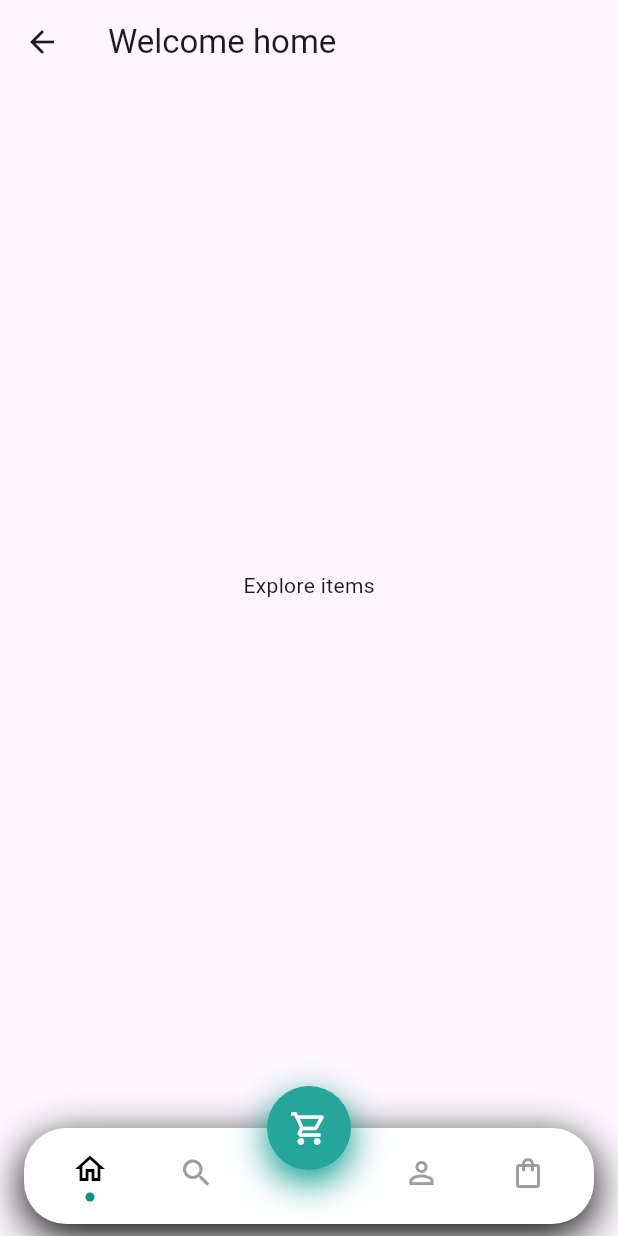
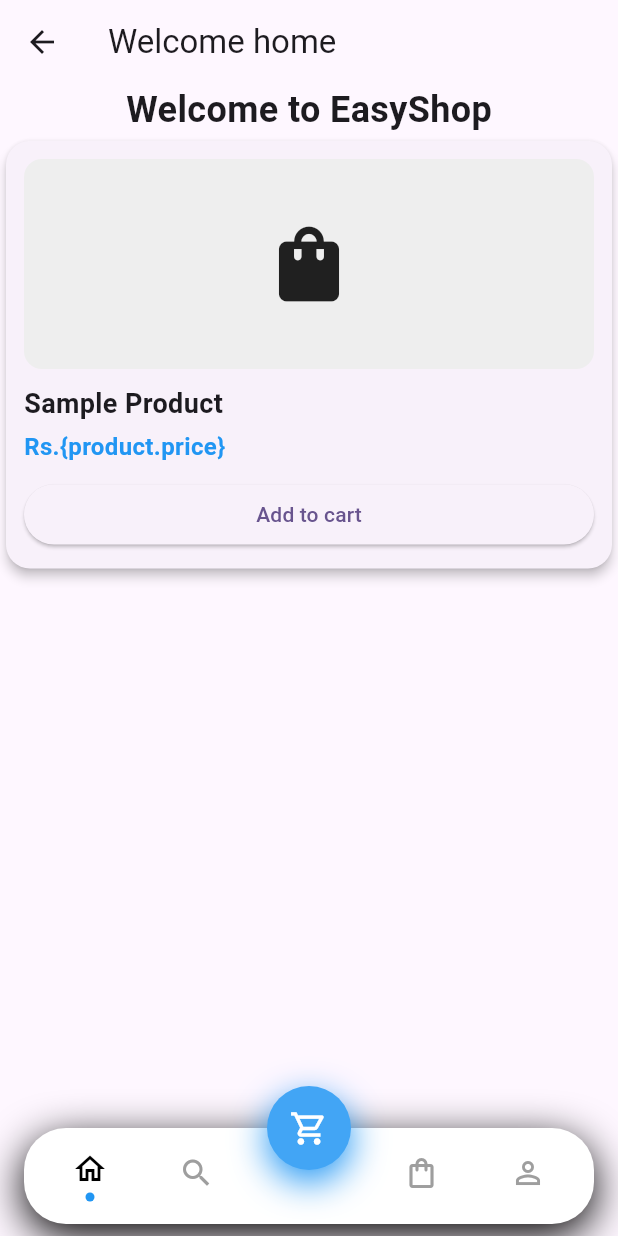
Before and after one commit to madhusudanbhandari/Ecom, a Flutter app: the HomePage screen opened directly, on a phone screen of 412 x 824 dp. Run offline on Flutter 3.47's test engine with Material 3 defaults, Android fonts, the phone set to English and light mode, and no system bars; our stand-ins replace flutter_riverpod.

Commit message:
providers, product card and home page creation

```diff
--- /dev/null
+++ b/Frontend/ecom/lib/Models/cart_item.dart
@@ -0,0 +1,15 @@
+import 'package:ecom/Models/product.dart';
+
+class CartItem {
+  final Product product;
+  final int quantity;
+
+  CartItem({required this.product, required this.quantity});
+
+  CartItem copyWith({Product? product, int? quantity}) {
+    return CartItem(
+      product: product ?? this.product,
+      quantity: quantity ?? this.quantity,
+    );
+  }
+}
--- /dev/null
+++ b/Frontend/ecom/lib/Models/product.dart
@@ -0,0 +1,15 @@
+class Product {
+  final int id;
+  final String name;
+  final double price;
+  final String image;
+  final String category;
+
+  Product({
+    required this.id,
+    required this.name,
+    required this.price,
+    required this.image,
+    required this.category,
+  });
+}
--- a/Frontend/ecom/lib/Pages/home_page.dart
+++ b/Frontend/ecom/lib/Pages/home_page.dart
@@ -1,4 +1,6 @@
+import 'package:ecom/Models/product.dart';
 import 'package:ecom/Widgets/buttom_nav_icons.dart';
+import 'package:ecom/Widgets/product_card.dart';
 import 'package:flutter/material.dart';
 
 class HomePage extends StatefulWidget {
@@ -13,7 +15,26 @@ class _HomePageState extends State<HomePage> {
   Widget build(BuildContext context) {
     return Scaffold(
       appBar: AppBar(title: Text("Welcome home")),
-      body: Center(child: Text("Explore items")),
+      body: Column(
+        children: [
+          Center(
+            child: Text(
+              "Welcome to EasyShop",
+              style: TextStyle(fontSize: 24, fontWeight: FontWeight.bold),
+            ),
+          ),
+
+          ProductCard(
+            product: Product(
+              id: 1,
+              name: "Sample Product",
+              price: 19.99,
+              image: "https://via.placeholder.com/150",
+              category: "Sample Category",
+            ),
+          ),
+        ],
+      ),
       bottomNavigationBar: ButtomNavBar(),
     );
   }
--- /dev/null
+++ b/Frontend/ecom/lib/Providers/cart_provider.dart
@@ -0,0 +1,61 @@
+import 'package:ecom/Models/product.dart';
+import 'package:flutter_riverpod/flutter_riverpod.dart';
+import '../Models/cart_item.dart';
+
+class CartNotifier extends StateNotifier<List<CartItem>> {
+  CartNotifier() : super([]);
+
+  void addProduct(Product product) {
+    final index = state.indexWhere((item) => item.product.id == product.id);
+
+    if (index == -1) {
+      state = [...state, CartItem(product: product, quantity: 1)];
+    } else {
+      final updated = [...state];
+
+      updated[index] = updated[index].copyWith(
+        quantity: updated[index].quantity + 1,
+      );
+      state = updated;
+    }
+  }
+
+  void increaseQuantity(Product product) {
+    final updated = [...state];
+
+    final index = updated.indexWhere((item) => item.product.id == product.id);
+
+    if (index != -1) {
+      updated[index] = updated[index].copyWith(
+        quantity: updated[index].quantity + 1,
+      );
+
+      state = updated;
+    }
+  }
+
+  void decreaseQuantity(Product product) {
+    final updated = [...state];
+
+    final index = updated.indexWhere((item) => item.product.id == product.id);
+
+    if (index == -1) return;
+
+    if (updated[index].quantity == 1) {
+      updated.removeAt(index);
+    } else {
+      updated[index] = updated[index].copyWith(
+        quantity: updated[index].quantity - 1,
+      );
+    }
+    state = updated;
+  }
+
+  void clearCart() {
+    state = [];
+  }
+}
+
+final cartProvider = StateNotifierProvider<CartNotifier, List<CartItem>>(
+  (ref) => CartNotifier(),
+);
--- a/Frontend/ecom/lib/Widgets/buttom_nav_icons.dart
+++ b/Frontend/ecom/lib/Widgets/buttom_nav_icons.dart
@@ -1,9 +1,16 @@
 import 'package:flutter/material.dart';
 import 'package:flutter_riverpod/flutter_riverpod.dart';
+import '../Providers/cart_provider.dart';
 
 final activeTabProvider = StateProvider<String>((ref) => 'home');
 
-final cartCountProvider = StateProvider<int>((ref) => 0);
+//final cartCountProvider = StateProvider<int>((ref) => 0);
+
+final cartCountProvider = Provider<int>((ref) {
+  final cart = ref.watch(cartProvider);
+
+  return cart.fold(0, (sum, item) => sum + item.quantity);
+});
 
 class ButtomNavBar extends ConsumerWidget {
   const ButtomNavBar({super.key});
@@ -11,8 +18,8 @@ class ButtomNavBar extends ConsumerWidget {
   static const _tabs = [
     _TabData('home', Icons.home_outlined, 'Home'),
     _TabData('search', Icons.search_outlined, 'Search'),
+    _TabData('bag', Icons.shopping_bag_outlined, 'Bag'),
     _TabData('profile', Icons.person_outline, 'Profile'),
-    _TabData('bag', Icons.shopping_bag_outlined, 'Bag'),
   ];
 
   @override
@@ -97,7 +104,7 @@ class _NavButton extends ConsumerWidget {
                 width: 6,
                 height: 6,
                 decoration: const BoxDecoration(
-                  color: Colors.teal,
+                  color: Colors.blue,
                   shape: BoxShape.circle,
                 ),
               ),
@@ -127,11 +134,11 @@ class _CartButton extends ConsumerWidget {
             width: 56,
             height: 56,
             decoration: BoxDecoration(
-              color: isActive ? Colors.teal.shade600 : Colors.teal.shade400,
+              color: isActive ? Colors.blue.shade600 : Colors.blue.shade400,
               shape: BoxShape.circle,
               boxShadow: [
                 BoxShadow(
-                  color: Colors.teal,
+                  color: Colors.blue,
                   blurRadius: 20,
                   offset: const Offset(0, 8),
                 ),
--- /dev/null
+++ b/Frontend/ecom/lib/Widgets/product_card.dart
@@ -0,0 +1,99 @@
+import 'package:ecom/Providers/cart_provider.dart';
+import 'package:flutter/material.dart';
+import 'package:flutter_riverpod/flutter_riverpod.dart';
+import '../Models/product.dart';
+
+class ProductCard extends ConsumerWidget {
+  final Product product;
+
+  const ProductCard({super.key, required this.product});
+
+  @override
+  Widget build(BuildContext context, WidgetRef ref) {
+    final cart = ref.watch(cartProvider);
+
+    final index = cart.indexWhere((item) => item.product.id == product.id);
+
+    final quantity = index == -1 ? 0 : cart[index].quantity;
+
+    return Card(
+      elevation: 3,
+      shape: RoundedRectangleBorder(borderRadius: BorderRadius.circular(16)),
+      child: Padding(
+        padding: const EdgeInsets.all(12),
+        child: Column(
+          crossAxisAlignment: CrossAxisAlignment.start,
+          children: [
+            Container(
+              height: 140,
+              width: double.infinity,
+              decoration: BoxDecoration(
+                color: Colors.grey.shade200,
+                borderRadius: BorderRadius.circular(12),
+              ),
+              child: const Icon(Icons.shopping_bag, size: 60),
+            ),
+            const SizedBox(height: 10),
+
+            Text(
+              product.name,
+              style: const TextStyle(fontWeight: FontWeight.bold, fontSize: 18),
+            ),
+
+            const SizedBox(height: 4),
+
+            Text(
+              "Rs.{product.price}",
+              style: const TextStyle(
+                color: Colors.blue,
+                fontWeight: FontWeight.bold,
+                fontSize: 16,
+              ),
+            ),
+
+            const SizedBox(height: 10),
+
+            quantity == 0
+                ? SizedBox(
+                    width: double.infinity,
+                    child: ElevatedButton(
+                      onPressed: () {
+                        ref.read(cartProvider.notifier).addProduct(product);
+                      },
+                      child: const Text("Add to cart"),
+                    ),
+                  )
+                : Row(
+                    mainAxisAlignment: MainAxisAlignment.spaceBetween,
+                    children: [
+                      IconButton(
+                        onPressed: () {
+                          ref
+                              .read(cartProvider.notifier)
+                              .decreaseQuantity(product);
+                        },
+                        icon: const Icon(Icons.remove_circle),
+                      ),
+                      Text(
+                        '$quantity',
+                        style: const TextStyle(
+                          fontSize: 18,
+                          fontWeight: FontWeight.bold,
+                        ),
+                      ),
+                      IconButton(
+                        onPressed: () {
+                          ref
+                              .read(cartProvider.notifier)
+                              .increaseQuantity(product);
+                        },
+                        icon: const Icon(Icons.add_circle),
+                      ),
+                    ],
+                  ),
+          ],
+        ),
+      ),
+    );
+  }
+}
```
Also changed, not shown: Frontend/ecom/lib/Pages/cart_page.dart (added), Frontend/ecom/lib/Pages/profile_page.dart (added), Frontend/ecom/lib/Pages/search_page.dart (added), Frontend/ecom/lib/Providers/product_provider.dart (added), Frontend/ecom/lib/Services/product_service.dart (added), Frontend/ecom/lib/Widgets/category_chip.dart (added), Frontend/ecom/lib/Widgets/quantity_button.dart (added).
